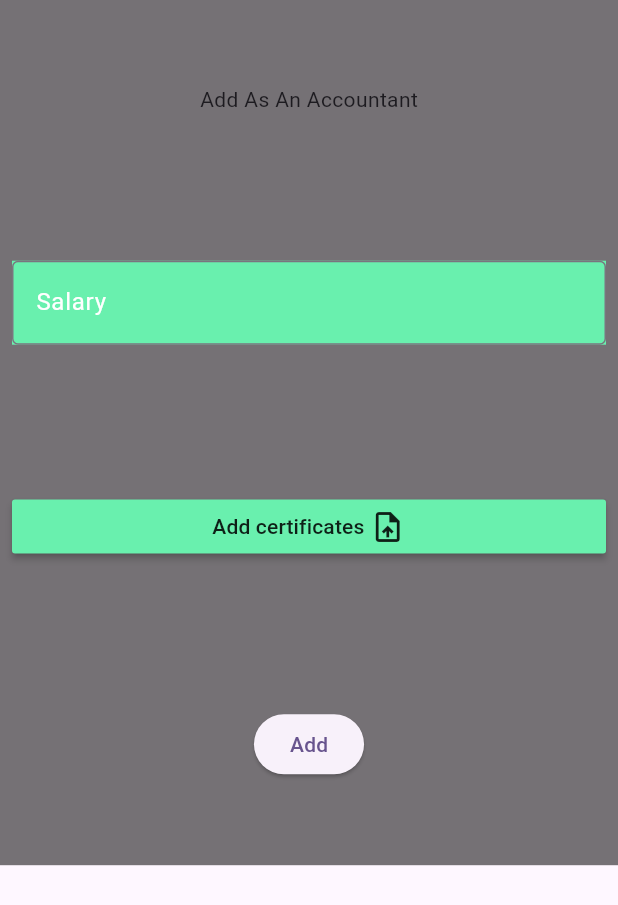
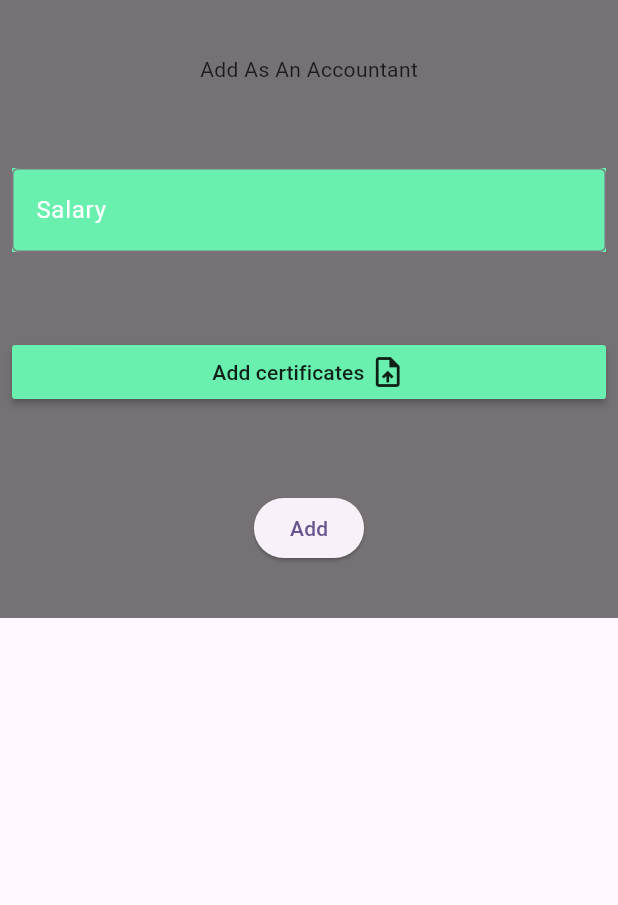
Before and after one commit to 7788996633/Grad, a Flutter app: the AddEmployeeSheet widget shown alone on an empty page, opened directly with empty values, on a phone screen of 412 x 824 dp. Shown: the top 905 px of the screen. Run offline on Flutter 3.47's test engine with Material 3 defaults, Android fonts, the phone set to English and light mode, and no system bars; our stand-ins replace bloc, file_picker, flutter_bloc; network calls fail.

Commit message:
add employee and change role

```diff
--- a/lib/constant.dart
+++ b/lib/constant.dart
@@ -1,2 +1,2 @@
 String myToken = '';
-String myUrl = 'http://192.168.17.86:8000/api/';
+String myUrl = 'http://192.168.113.86:8000/api/';
--- a/lib/presentation/widgets/add_employee_sheet.dart
+++ b/lib/presentation/widgets/add_employee_sheet.dart
@@ -43,7 +43,7 @@ class _AddEmployeeSheetState extends State<AddEmployeeSheet> {
     return Container(
       padding: const EdgeInsets.all(8),
       color: Colors.black54,
-      height: MediaQuery.sizeOf(context).height * 0.7,
+      height: MediaQuery.sizeOf(context).height * 0.5,
       width: double.infinity,
       child: Form(
         key: myKey,
@@ -91,6 +91,7 @@ class _AddEmployeeSheetState extends State<AddEmployeeSheet> {
                       backgroundColor: Colors.green,
                     ),
                   );
+                  Navigator.of(context).pop();
                 } else if (state is EmployeeFail) {
                   ScaffoldMessenger.of(context).showSnackBar(
                     SnackBar(
--- a/lib/presentation/widgets/user_item.dart
+++ b/lib/presentation/widgets/user_item.dart
@@ -146,6 +146,12 @@ class UserItem extends StatelessWidget {
         ),
         title: Text(
           userModel.name,
+          style: const TextStyle(
+            fontWeight: FontWeight.bold,
+          ),
+        ),
+        subtitle: const Text(
+          "Role",
         ),
       ),
     );
```
